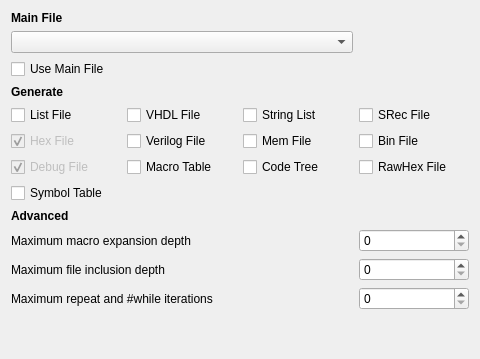
AbyssAbbeba/MDS-picoblaze-AVR-ide, file IDE/GUI/dialogs/projectcfg/projectcfg_compiler.ui: the form before one commit.
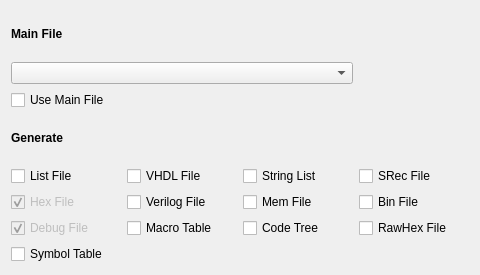
The form after the commit.

The edit to the form file:
```diff
--- a/IDE/GUI/dialogs/projectcfg/projectcfg_compiler.ui
+++ b/IDE/GUI/dialogs/projectcfg/projectcfg_compiler.ui
@@ -7,7 +7,7 @@
     <x>0</x>
     <y>0</y>
     <width>480</width>
-    <height>359</height>
+    <height>275</height>
    </rect>
   </property>
   <property name="windowTitle">
@@ -77,19 +77,6 @@
      </property>
     </widget>
    </item>
-   <item row="12" column="0" colspan="2">
-    <spacer name="verticalSpacer">
-     <property name="orientation">
-      <enum>Qt::Vertical</enum>
-     </property>
-     <property name="sizeHint" stdset="0">
-      <size>
-       <width>20</width>
-       <height>40</height>
-      </size>
-     </property>
-    </spacer>
-   </item>
    <item row="1" column="0" colspan="3">
     <widget class="QComboBox" name="cmbMainFile"/>
    </item>
@@ -100,56 +87,6 @@
      </property>
     </widget>
    </item>
-   <item row="5" column="3">
-    <widget class="QCheckBox" name="chckBinFile">
-     <property name="text">
-      <string>Bin File</string>
-     </property>
-    </widget>
-   </item>
-   <item row="8" column="0">
-    <widget class="QLabel" name="label_6">
-     <property name="font">
-      <font>
-       <weight>75</weight>
-       <bold>true</bold>
-      </font>
-     </property>
-     <property name="text">
-      <string>Advanced</string>
-     </property>
-    </widget>
-   </item>
-   <item row="9" column="3">
-    <widget class="QSpinBox" name="sbMacroDepth"/>
-   </item>
-   <item row="10" column="3">
-    <widget class="QSpinBox" name="sbFileDepth"/>
-   </item>
-   <item row="11" column="3">
-    <widget class="QSpinBox" name="sbWhileIteration"/>
-   </item>
-   <item row="9" column="0" colspan="3">
-    <widget class="QLabel" name="label_3">
-     <property name="text">
-      <string>Maximum macro expansion depth</string>
-     </property>
-    </widget>
-   </item>
-   <item row="10" column="0" colspan="3">
-    <widget class="QLabel" name="label_4">
-     <property name="text">
-      <string>Maximum file inclusion depth</string>
-     </property>
-    </widget>
-   </item>
-   <item row="11" column="0" colspan="3">
-    <widget class="QLabel" name="label_5">
-     <property name="text">
-      <string>Maximum repeat and #while iterations</string>
-     </property>
-    </widget>
-   </item>
    <item row="4" column="0">
     <widget class="QCheckBox" name="chckLstFile">
      <property name="text">
@@ -170,27 +107,6 @@
      </property>
     </widget>
    </item>
-   <item row="4" column="1">
-    <widget class="QCheckBox" name="chckVHDLFile">
-     <property name="text">
-      <string>VHDL File</string>
-     </property>
-    </widget>
-   </item>
-   <item row="6" column="2">
-    <widget class="QCheckBox" name="chckCodeTree">
-     <property name="text">
-      <string>Code Tree</string>
-     </property>
-    </widget>
-   </item>
-   <item row="5" column="1">
-    <widget class="QCheckBox" name="chckVerilogFile">
-     <property name="text">
-      <string>Verilog File</string>
-     </property>
-    </widget>
-   </item>
    <item row="7" column="0">
     <widget class="QCheckBox" name="chckSymbolTbl">
      <property name="text">
@@ -198,6 +114,27 @@
      </property>
     </widget>
    </item>
+   <item row="5" column="3">
+    <widget class="QCheckBox" name="chckBinFile">
+     <property name="text">
+      <string>Bin File</string>
+     </property>
+    </widget>
+   </item>
+   <item row="5" column="1">
+    <widget class="QCheckBox" name="chckVerilogFile">
+     <property name="text">
+      <string>Verilog File</string>
+     </property>
+    </widget>
+   </item>
+   <item row="4" column="1">
+    <widget class="QCheckBox" name="chckVHDLFile">
+     <property name="text">
+      <string>VHDL File</string>
+     </property>
+    </widget>
+   </item>
    <item row="5" column="2">
     <widget class="QCheckBox" name="chckMemFile">
      <property name="text">
@@ -212,6 +149,13 @@
      </property>
     </widget>
    </item>
+   <item row="6" column="2">
+    <widget class="QCheckBox" name="chckCodeTree">
+     <property name="text">
+      <string>Code Tree</string>
+     </property>
+    </widget>
+   </item>
   </layout>
  </widget>
  <resources/>
```
